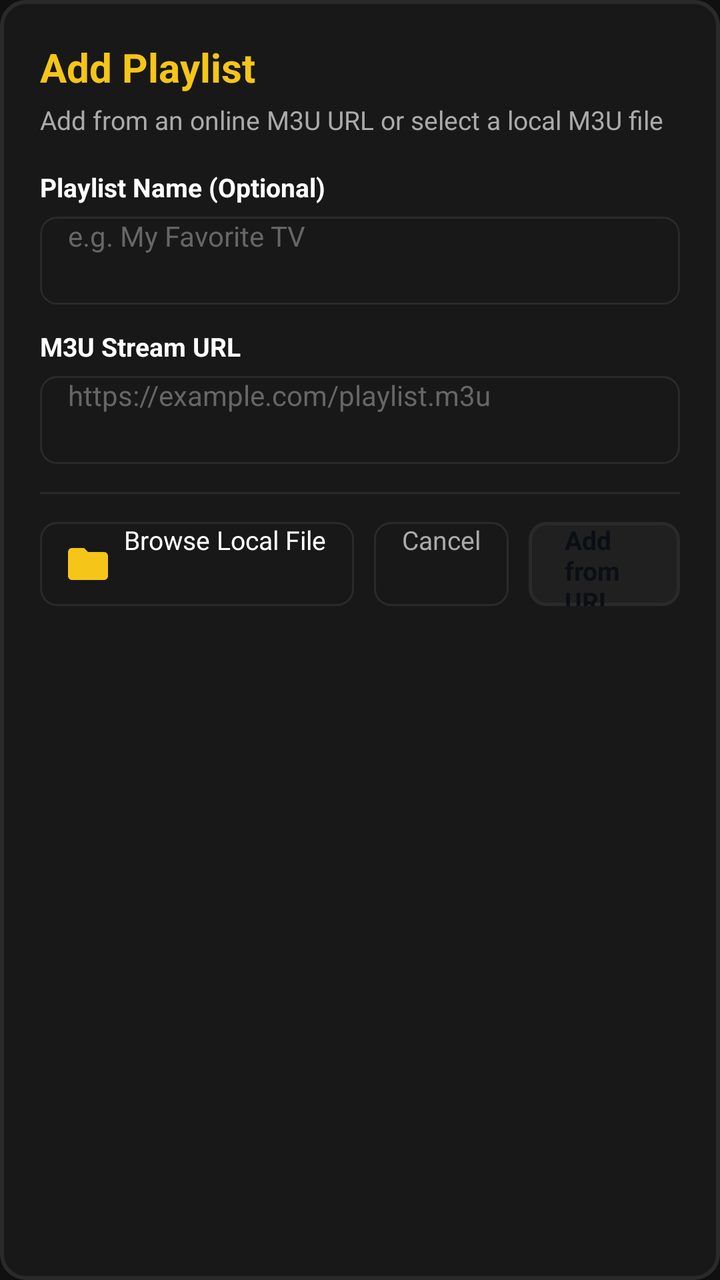
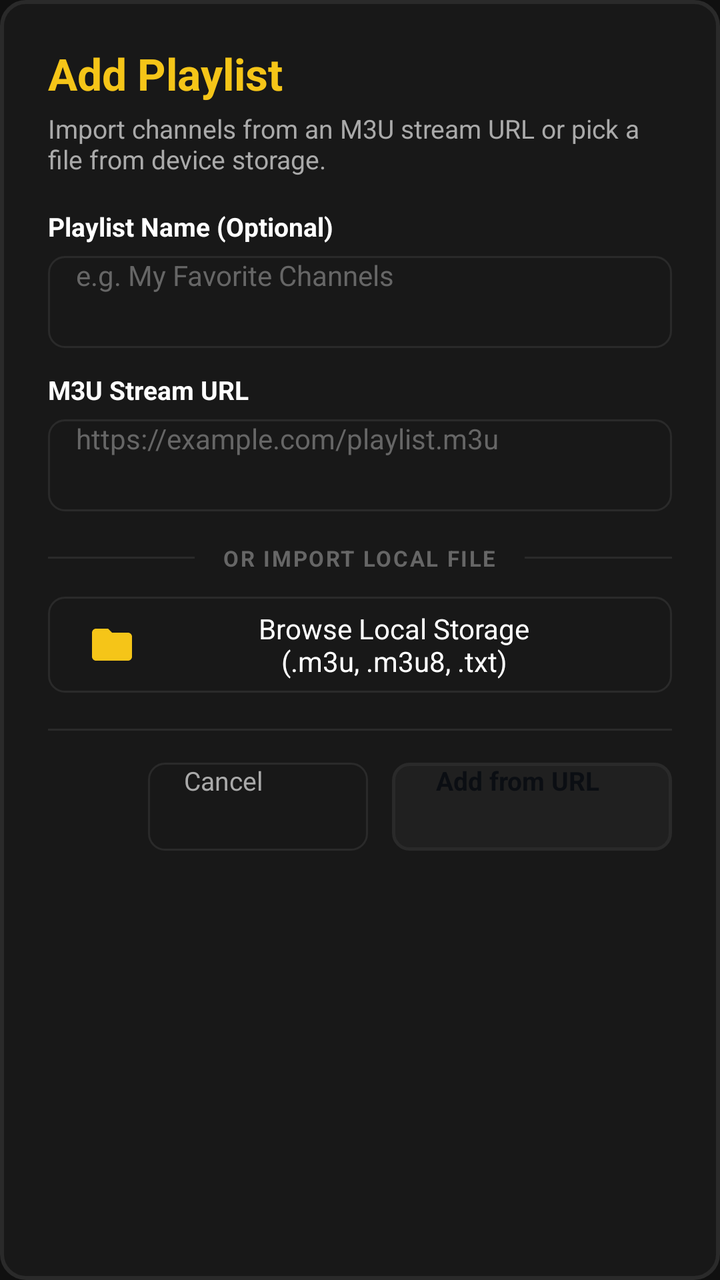

The first picture is an Android layout as it rendered before a commit; the second is the same layout after the commit. The layout source and the unified diff follow.
<!-- AndroidManifest.xml: application theme Theme.ZenTV -->
<!-- res/layout/dialog_add_playlist.xml -->
<?xml version="1.0" encoding="utf-8"?>
<LinearLayout xmlns:android="http://schemas.android.com/apk/res/android"
    android:layout_width="520dp"
    android:layout_height="wrap_content"
    android:background="@drawable/bg_dialog"
    android:orientation="vertical"
    android:padding="20dp">

    <TextView
        android:layout_width="wrap_content"
        android:layout_height="wrap_content"
        android:text="@string/action_add_playlist"
        android:textColor="@color/zen_yellow"
        android:textSize="20sp"
        android:textStyle="bold" />

    <TextView
        android:layout_width="wrap_content"
        android:layout_height="wrap_content"
        android:layout_marginTop="4dp"
        android:text="Add from an online M3U URL or select a local M3U file"
        android:textColor="@color/zen_text_secondary"
        android:textSize="13sp" />

    
    <TextView
        android:layout_width="wrap_content"
        android:layout_height="wrap_content"
        android:layout_marginTop="16dp"
        android:text="Playlist Name (Optional)"
        android:textColor="@color/zen_text_primary"
        android:textSize="13sp"
        android:textStyle="bold" />

    <EditText
        android:id="@+id/et_dialog_playlist_name"
        android:layout_width="match_parent"
        android:layout_height="44dp"
        android:layout_marginTop="6dp"
        android:background="@drawable/bg_button_secondary"
        android:hint="e.g. My Favorite TV"
        android:imeOptions="actionNext"
        android:inputType="text"
        android:paddingStart="14dp"
        android:paddingEnd="14dp"
        android:textColor="@color/zen_text_primary"
        android:textColorHint="@color/zen_text_muted"
        android:textSize="14sp" />

    
    <TextView
        android:layout_width="wrap_content"
        android:layout_height="wrap_content"
        android:layout_marginTop="12dp"
        android:text="M3U Stream URL"
        android:textColor="@color/zen_text_primary"
        android:textSize="13sp"
        android:textStyle="bold" />

    <EditText
        android:id="@+id/et_dialog_playlist_url"
        android:layout_width="match_parent"
        android:layout_height="44dp"
        android:layout_marginTop="6dp"
        android:background="@drawable/bg_button_secondary"
        android:hint="https://example.com/playlist.m3u"
        android:imeOptions="actionDone"
        android:inputType="textUri"
        android:paddingStart="14dp"
        android:paddingEnd="14dp"
        android:textColor="@color/zen_text_primary"
        android:textColorHint="@color/zen_text_muted"
        android:textSize="14sp" />


    <View
        android:layout_width="match_parent"
        android:layout_height="1dp"
        android:layout_marginTop="14dp"
        android:layout_marginBottom="14dp"
        android:background="@color/zen_border_unfocused" />

    
    <LinearLayout
        android:layout_width="match_parent"
        android:layout_height="wrap_content"
        android:gravity="end"
        android:orientation="horizontal">

        <Button
            android:id="@+id/btn_dialog_browse_file"
            android:layout_width="wrap_content"
            android:layout_height="42dp"
            android:layout_marginEnd="10dp"
            android:background="@drawable/bg_button_secondary"
            android:drawableStart="@drawable/ic_folder"
            android:drawablePadding="6dp"
            android:focusable="true"
            android:paddingStart="12dp"
            android:paddingEnd="14dp"
            android:text="Browse Local File"
            android:textAllCaps="false"
            android:textColor="@color/zen_text_primary"
            android:textSize="13sp" />

        <Button
            android:id="@+id/btn_dialog_cancel"
            android:layout_width="wrap_content"
            android:layout_height="42dp"
            android:layout_marginEnd="10dp"
            android:background="@drawable/bg_button_secondary"
            android:focusable="true"
            android:paddingStart="14dp"
            android:paddingEnd="14dp"
            android:text="Cancel"
            android:textAllCaps="false"
            android:textColor="@color/zen_text_secondary"
            android:textSize="13sp" />

        <Button
            android:id="@+id/btn_dialog_add_url"
            android:layout_width="wrap_content"
            android:layout_height="42dp"
            android:background="@drawable/bg_button"
            android:focusable="true"
            android:paddingStart="18dp"
            android:paddingEnd="18dp"
            android:text="Add from URL"
            android:textAllCaps="false"
            android:textColor="#0B0E13"
            android:textSize="13sp"
            android:textStyle="bold" />
    </LinearLayout>

</LinearLayout>
<!-- resources referenced by this layout -->
<resources>
  <color name="zen_border_unfocused">#2A2A2A</color>
  <color name="zen_text_muted">#666666</color>
  <color name="zen_text_primary">#FFFFFF</color>
  <color name="zen_text_secondary">#AAAAAA</color>
  <color name="zen_yellow">#F5C518</color>
  <!-- drawable bg_button (drawable) -->
  <?xml version="1.0" encoding="utf-8"?>
  <selector xmlns:android="http://schemas.android.com/apk/res/android">
      <item android:state_focused="true">
          <shape android:shape="rectangle">
              <solid android:color="@color/zen_yellow" />
              <corners android:radius="8dp" />
              <stroke android:width="2dp" android:color="#FFFFFF" />
          </shape>
      </item>
      <item>
          <shape android:shape="rectangle">
              <solid android:color="@color/zen_surface_card" />
              <corners android:radius="8dp" />
              <stroke android:width="1.5dp" android:color="@color/zen_border_unfocused" />
          </shape>
      </item>
  </selector>
  <!-- drawable bg_button_secondary (drawable) -->
  <?xml version="1.0" encoding="utf-8"?>
  <selector xmlns:android="http://schemas.android.com/apk/res/android">
      <item android:state_focused="true">
          <shape android:shape="rectangle">
              <solid android:color="@color/zen_surface_focused" />
              <corners android:radius="8dp" />
              <stroke android:width="2dp" android:color="@color/zen_yellow" />
          </shape>
      </item>
      <item>
          <shape android:shape="rectangle">
              <solid android:color="@color/zen_surface" />
              <corners android:radius="8dp" />
              <stroke android:width="1dp" android:color="@color/zen_border_unfocused" />
          </shape>
      </item>
  </selector>
  <!-- drawable bg_dialog (drawable) -->
  <?xml version="1.0" encoding="utf-8"?>
  <shape xmlns:android="http://schemas.android.com/apk/res/android"
      android:shape="rectangle">
      <solid android:color="@color/zen_surface" />
      <corners android:radius="12dp" />
      <stroke
          android:width="2dp"
          android:color="@color/zen_border_unfocused" />
      <padding
          android:bottom="16dp"
          android:left="20dp"
          android:right="20dp"
          android:top="16dp" />
  </shape>
  <!-- drawable ic_folder (drawable) -->
  <?xml version="1.0" encoding="utf-8"?>
  <vector xmlns:android="http://schemas.android.com/apk/res/android"
      android:width="24dp"
      android:height="24dp"
      android:viewportWidth="24"
      android:viewportHeight="24">
      <path
          android:fillColor="#F5C518"
          android:pathData="M10,4H4c-1.1,0 -1.99,0.9 -1.99,2L2,18c0,1.1 0.9,2 2,2h16c1.1,0 2,-0.9 2,-2V8c0,-1.1 -0.9,-2 -2,-2h-8l-2,-2z" />
  </vector>
  <string name="action_add_playlist">Add Playlist</string>
  <style name="Theme.ZenTV" parent="Theme.Leanback">
          <item name="android:windowBackground">@color/zen_bg</item>
          <item name="android:colorBackground">@color/zen_bg</item>
          <item name="android:colorPrimary">@color/zen_yellow</item>
          <item name="android:colorAccent">@color/zen_yellow</item>
          <item name="android:textColorPrimary">@color/zen_text_primary</item>
          <item name="android:textColorSecondary">@color/zen_text_secondary</item>
          <item name="android:windowNoTitle">true</item>
          <item name="android:windowActionBar">false</item>
      </style>
  <color name="zen_surface_card">#202020</color>
  <color name="zen_surface_focused">#2C2C2C</color>
  <color name="zen_surface">#181818</color>
  <color name="zen_bg">#101010</color>
</resources>

<!-- the commit's change to res/layout/dialog_add_playlist.xml (unified diff, before → after) -->
@@ -1,24 +1,28 @@
 <?xml version="1.0" encoding="utf-8"?>
 <LinearLayout xmlns:android="http://schemas.android.com/apk/res/android"
-    android:layout_width="520dp"
+    android:layout_width="640dp"
     android:layout_height="wrap_content"
     android:background="@drawable/bg_dialog"
     android:orientation="vertical"
-    android:padding="20dp">
+    android:paddingStart="24dp"
+    android:paddingTop="22dp"
+    android:paddingEnd="24dp"
+    android:paddingBottom="22dp">
 
+    
     <TextView
         android:layout_width="wrap_content"
         android:layout_height="wrap_content"
         android:text="@string/action_add_playlist"
         android:textColor="@color/zen_yellow"
-        android:textSize="20sp"
+        android:textSize="22sp"
         android:textStyle="bold" />
 
     <TextView
         android:layout_width="wrap_content"
         android:layout_height="wrap_content"
         android:layout_marginTop="4dp"
-        android:text="Add from an online M3U URL or select a local M3U file"
+        android:text="Import channels from an M3U stream URL or pick a file from device storage."
         android:textColor="@color/zen_text_secondary"
         android:textSize="13sp" />
 
@@ -35,12 +39,13 @@
     <EditText
         android:id="@+id/et_dialog_playlist_name"
         android:layout_width="match_parent"
-        android:layout_height="44dp"
+        android:layout_height="46dp"
         android:layout_marginTop="6dp"
         android:background="@drawable/bg_button_secondary"
-        android:hint="e.g. My Favorite TV"
+        android:hint="e.g. My Favorite Channels"
         android:imeOptions="actionNext"
         android:inputType="text"
+        android:nextFocusDown="@+id/et_dialog_playlist_url"
         android:paddingStart="14dp"
         android:paddingEnd="14dp"
         android:textColor="@color/zen_text_primary"
@@ -60,24 +65,76 @@
     <EditText
         android:id="@+id/et_dialog_playlist_url"
         android:layout_width="match_parent"
-        android:layout_height="44dp"
+        android:layout_height="46dp"
         android:layout_marginTop="6dp"
         android:background="@drawable/bg_button_secondary"
         android:hint="https://example.com/playlist.m3u"
         android:imeOptions="actionDone"
         android:inputType="textUri"
+        android:nextFocusDown="@+id/btn_dialog_browse_file"
         android:paddingStart="14dp"
         android:paddingEnd="14dp"
         android:textColor="@color/zen_text_primary"
         android:textColorHint="@color/zen_text_muted"
         android:textSize="14sp" />
 
+    
+    <LinearLayout
+        android:layout_width="match_parent"
+        android:layout_height="wrap_content"
+        android:layout_marginTop="16dp"
+        android:layout_marginBottom="12dp"
+        android:gravity="center_vertical"
+        android:orientation="horizontal">
+
+        <View
+            android:layout_width="0dp"
+            android:layout_height="1dp"
+            android:layout_weight="1"
+            android:background="@color/zen_border_unfocused" />
+
+        <TextView
+            android:layout_width="wrap_content"
+            android:layout_height="wrap_content"
+            android:layout_marginStart="14dp"
+            android:layout_marginEnd="14dp"
+            android:letterSpacing="0.08"
+            android:text="OR IMPORT LOCAL FILE"
+            android:textColor="@color/zen_text_muted"
+            android:textSize="11sp"
+            android:textStyle="bold" />
+
+        <View
+            android:layout_width="0dp"
+            android:layout_height="1dp"
+            android:layout_weight="1"
+            android:background="@color/zen_border_unfocused" />
+    </LinearLayout>
+
+    
+    <Button
+        android:id="@+id/btn_dialog_browse_file"
+        android:layout_width="match_parent"
+        android:layout_height="48dp"
+        android:background="@drawable/bg_button_secondary"
+        android:drawableStart="@drawable/ic_folder"
+        android:drawablePadding="10dp"
+        android:focusable="true"
+        android:gravity="center"
+        android:nextFocusUp="@+id/et_dialog_playlist_url"
+        android:nextFocusDown="@+id/btn_dialog_add_url"
+        android:paddingStart="20dp"
+        android:paddingEnd="20dp"
+        android:text="Browse Local Storage (.m3u, .m3u8, .txt)"
+        android:textAllCaps="false"
+        android:textColor="@color/zen_text_primary"
+        android:textSize="14sp" />
 
     <View
         android:layout_width="match_parent"
         android:layout_height="1dp"
-        android:layout_marginTop="14dp"
-        android:layout_marginBottom="14dp"
+        android:layout_marginTop="18dp"
+        android:layout_marginBottom="16dp"
         android:background="@color/zen_border_unfocused" />
 
     
@@ -88,30 +145,17 @@
         android:orientation="horizontal">
 
         <Button
-            android:id="@+id/btn_dialog_browse_file"
-            android:layout_width="wrap_content"
-            android:layout_height="42dp"
-            android:layout_marginEnd="10dp"
-            android:background="@drawable/bg_button_secondary"
-            android:drawableStart="@drawable/ic_folder"
-            android:drawablePadding="6dp"
-            android:focusable="true"
-            android:paddingStart="12dp"
-            android:paddingEnd="14dp"
-            android:text="Browse Local File"
-            android:textAllCaps="false"
-            android:textColor="@color/zen_text_primary"
-            android:textSize="13sp" />
-
-        <Button
             android:id="@+id/btn_dialog_cancel"
             android:layout_width="wrap_content"
-            android:layout_height="42dp"
-            android:layout_marginEnd="10dp"
+            android:layout_height="44dp"
+            android:layout_marginEnd="12dp"
             android:background="@drawable/bg_button_secondary"
             android:focusable="true"
-            android:paddingStart="14dp"
-            android:paddingEnd="14dp"
+            android:minWidth="110dp"
+            android:nextFocusUp="@+id/btn_dialog_browse_file"
+            android:nextFocusRight="@+id/btn_dialog_add_url"
+            android:paddingStart="18dp"
+            android:paddingEnd="18dp"
             android:text="Cancel"
             android:textAllCaps="false"
             android:textColor="@color/zen_text_secondary"
@@ -120,11 +164,14 @@
         <Button
             android:id="@+id/btn_dialog_add_url"
             android:layout_width="wrap_content"
-            android:layout_height="42dp"
+            android:layout_height="44dp"
             android:background="@drawable/bg_button"
             android:focusable="true"
-            android:paddingStart="18dp"
-            android:paddingEnd="18dp"
+            android:minWidth="140dp"
+            android:nextFocusLeft="@+id/btn_dialog_cancel"
+            android:nextFocusUp="@+id/btn_dialog_browse_file"
+            android:paddingStart="22dp"
+            android:paddingEnd="22dp"
             android:text="Add from URL"
             android:textAllCaps="false"
             android:textColor="#0B0E13"
